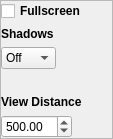
realXtend/tundra, file bin/data/ui/renderersettings.ui: the form before one commit.
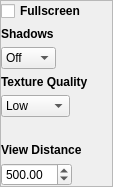
The form after the commit.

Commit message: Texture quality option (normal/low)

What changed in the file:
```diff
--- a/bin/data/ui/renderersettings.ui
+++ b/bin/data/ui/renderersettings.ui
@@ -7,7 +7,7 @@
     <x>0</x>
     <y>0</y>
     <width>113</width>
-    <height>120</height>
+    <height>140</height>
    </rect>
   </property>
   <property name="windowTitle">
@@ -93,6 +93,39 @@
         </item>
        </widget>
       </item>
+      <item>
+       <widget class="QLabel" name="label_texture">
+        <property name="font">
+         <font>
+          <weight>75</weight>
+          <bold>true</bold>
+         </font>
+        </property>
+        <property name="text">
+         <string>Texture Quality</string>
+        </property>
+       </widget>
+      </item>
+      <item>
+       <widget class="QComboBox" name="combo_texture">
+        <property name="sizePolicy">
+         <sizepolicy hsizetype="Maximum" vsizetype="Fixed">
+          <horstretch>0</horstretch>
+          <verstretch>0</verstretch>
+         </sizepolicy>
+        </property>
+        <item>
+         <property name="text">
+          <string>Low</string>
+         </property>
+        </item>
+        <item>
+         <property name="text">
+          <string>Normal</string>
+         </property>
+        </item>
+       </widget>
+      </item>
       <item>
        <widget class="QLabel" name="label_restartmessage">
         <property name="text">
```
The commit also changes 12 other files.
